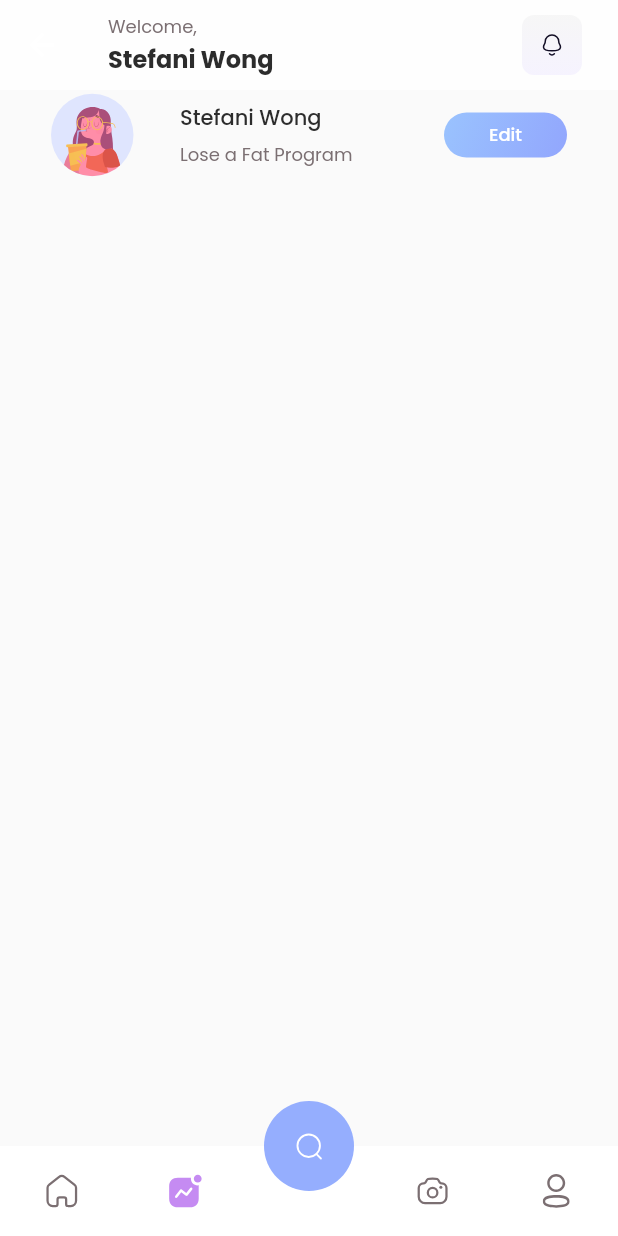
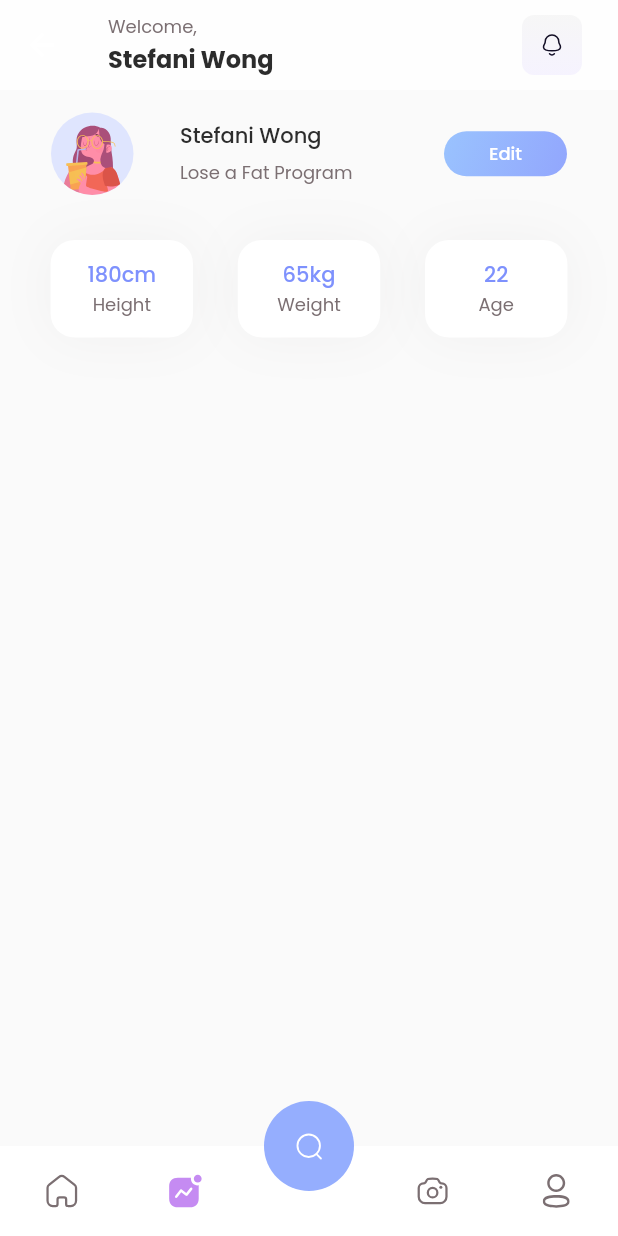
Before and after one commit to veropov/Train, a Flutter app: the Page_BMIndex screen opened directly, item 2 of the bottom bar chosen, on a phone screen of 412 x 824 dp. Run offline on Flutter 3.47's test engine with Material 2 defaults, Android fonts, the phone set to English and light mode, and no system bars; our stand-ins replace carousel_slider, fl_chart, flutter_svg, lite_rolling_switch, percent_indicator.

Commit message:
update person profile page

```diff
--- a/lib/pages/DashBoard/FirstPage/Page_BMIndex.dart
+++ b/lib/pages/DashBoard/FirstPage/Page_BMIndex.dart
@@ -7,6 +7,43 @@ import 'package:aga/pages/DashBoard/FirstPage/DashBoard_firstPage.dart';
 import 'package:aga/pages/DashBoard/FirstPage/HomePage.dart';
 import 'package:aga/pages/person_profile.dart';
 
+
+
+
+Widget AppFuck(context) => AppBar(
+  toolbarHeight: 60,
+  title: Text('Body mass index', style: const TextStyle(fontSize: 14, height: 1.5, fontWeight: FontWeight.w600, fontFamily: "Poppins", color: Color.fromARGB(255, 44, 44, 44))),
+  titleTextStyle: TextStyle(),
+  elevation: 0,
+  backgroundColor: Color.fromARGB(220, 255, 255, 255),
+  leading: Stack(
+    alignment: Alignment.center,
+    children: [Container(
+      margin: const EdgeInsets.only(left: 20),
+      width: 40,
+      height: 40,
+      decoration: BoxDecoration(
+        gradient: const LinearGradient(colors: [Color.fromARGB(121, 238, 238, 238), Color.fromARGB(134, 238, 233, 255)],
+          begin: Alignment.topCenter,
+          end: Alignment.bottomCenter
+        ),
+        borderRadius: BorderRadius.circular(8)
+      )
+    ),
+    Container(
+      margin: const EdgeInsets.only(left: 20),
+      child: IconButton(
+        icon: SvgPicture.asset('assets/icons/Arrow - Left_light.svg', height: 16),
+        splashRadius: 16,
+        onPressed: () {
+          Navigator.pop(context);
+        }
+      )
+    )
+  ],)
+);
+
+
 class Page_BMIndex extends StatefulWidget {
   const Page_BMIndex({Key? key}) : super(key: key);
 
@@ -15,12 +52,9 @@ class Page_BMIndex extends StatefulWidget {
 }
 
 class _Page_BMIndexState extends State<Page_BMIndex> {
-  bool HideText = true;
-  Widget MoreText() => Text(' the body height, and is expressed in units of kg/m2, resulting from mass in kilograms and height in metres', style: kTextH2Medium);
 
   @override
   Widget build(BuildContext context) {
-    final heightScreen = MediaQuery.of(context).size.height;
 
   void onTap(int index) {
     setState(() {
@@ -29,7 +63,7 @@ class _Page_BMIndexState extends State<Page_BMIndex> {
   }
 
     widgetList() {
-    if (currentIndex == 0) {return BodyMassIndex(heightScreen, HideText, setState);}
+    if (currentIndex == 0) {return BodyMassIndex();}
     if (currentIndex == 1) {return Profile();}
     if (currentIndex == 3) {return Home();}
     if (currentIndex == 4) {return Profile();}
@@ -82,7 +116,21 @@ class _Page_BMIndexState extends State<Page_BMIndex> {
   }
 }
 
-Widget BodyMassIndex(heightScreen, HideText, setState) => SingleChildScrollView(
+class BodyMassIndex extends StatefulWidget {
+  const BodyMassIndex({Key? key}) : super(key: key);
+
+  @override
+  State<BodyMassIndex> createState() => _BodyMassIndexState();
+}
+
+class _BodyMassIndexState extends State<BodyMassIndex> {
+  bool HideText = true;
+
+  @override
+  Widget build(BuildContext context) {
+  final heightScreen = MediaQuery.of(context).size.height;
+
+    return SingleChildScrollView(
       child: Column(
         mainAxisAlignment: MainAxisAlignment.start,
         crossAxisAlignment: CrossAxisAlignment.start,
@@ -154,36 +202,5 @@ Widget BodyMassIndex(heightScreen, HideText, setState) => SingleChildScrollView(
         ),
       ],),
     );
-
-Widget AppFuck(context) => AppBar(
-  toolbarHeight: 60,
-  title: Text('Body mass index', style: const TextStyle(fontSize: 14, height: 1.5, fontWeight: FontWeight.w600, fontFamily: "Poppins", color: Color.fromARGB(255, 44, 44, 44))),
-  titleTextStyle: TextStyle(),
-  elevation: 0,
-  backgroundColor: Color.fromARGB(220, 255, 255, 255),
-  leading: Stack(
-    alignment: Alignment.center,
-    children: [Container(
-      margin: const EdgeInsets.only(left: 20),
-      width: 40,
-      height: 40,
-      decoration: BoxDecoration(
-        gradient: const LinearGradient(colors: [Color.fromARGB(121, 238, 238, 238), Color.fromARGB(134, 238, 233, 255)],
-          begin: Alignment.topCenter,
-          end: Alignment.bottomCenter
-        ),
-        borderRadius: BorderRadius.circular(8)
-      )
-    ),
-    Container(
-      margin: const EdgeInsets.only(left: 20),
-      child: IconButton(
-        icon: SvgPicture.asset('assets/icons/Arrow - Left_light.svg', height: 16),
-        splashRadius: 16,
-        onPressed: () {
-          Navigator.pop(context);
   }
-      )
-    )
-  ],)
-);
+}
--- a/lib/pages/person_profile.dart
+++ b/lib/pages/person_profile.dart
@@ -65,9 +65,7 @@ class _ProfileState extends State<Profile> {
 Widget Avatar() => Column(
   children: [
     Container(
-      margin: EdgeInsets.symmetric(horizontal: 30),
-      height: 60,
-      width: double.infinity,
+      margin: EdgeInsets.symmetric(horizontal: 30, vertical: 15),
       child: Row(
         mainAxisAlignment: MainAxisAlignment.spaceAround,
         crossAxisAlignment: CrossAxisAlignment.center,
@@ -119,10 +117,79 @@ Widget Avatar() => Column(
           )],
       ),
     ),
-    Row(
-      children: [
-
-      ],
+    Container(
+      margin: EdgeInsets.symmetric(horizontal: 30, vertical: 15),
+      child: Row(
+        mainAxisAlignment: MainAxisAlignment.spaceAround,
+        crossAxisAlignment: CrossAxisAlignment.center,
+        children: [
+          Container(
+            width: 95,
+            height: 65,
+            decoration: BoxDecoration(
+              borderRadius: BorderRadius.circular(16),
+              color: Colors.white,
+              boxShadow: [
+                  const BoxShadow(
+                    color: Color.fromARGB(10, 15, 5, 5),
+                    blurRadius: 30,
+                  )
+                ]
+            ),
+            child: Column(
+              mainAxisAlignment: MainAxisAlignment.center,
+              crossAxisAlignment: CrossAxisAlignment.center,
+              children: [
+                Text('180cm', style: TextStyle(fontSize: 14, height: 1.5, fontWeight: FontWeight.w500, fontFamily: "Poppins", color: Color.fromARGB(255, 126, 145, 253))),
+                Text('Height', style: TextStyle(fontSize: 12, height: 1.5, fontWeight: FontWeight.w400, fontFamily: "Poppins", color: kGray100))
+            ],)
+          ),
+          SizedBox(width: 15),
+          Container(
+            width: 95,
+            height: 65,
+            decoration: BoxDecoration(
+              borderRadius: BorderRadius.circular(16),
+              color: Colors.white,
+              boxShadow: [
+                  const BoxShadow(
+                    color: Color.fromARGB(10, 15, 5, 5),
+                    blurRadius: 30,
+                  )
+                ]
+            ),
+            child: Column(
+              mainAxisAlignment: MainAxisAlignment.center,
+              crossAxisAlignment: CrossAxisAlignment.center,
+              children: [
+                Text('65kg', style: TextStyle(fontSize: 14, height: 1.5, fontWeight: FontWeight.w500, fontFamily: "Poppins", color: Color.fromARGB(255, 126, 145, 253))),
+                Text('Weight', style: TextStyle(fontSize: 12, height: 1.5, fontWeight: FontWeight.w400, fontFamily: "Poppins", color: kGray100))
+            ],)
+          ),
+          SizedBox(width: 15),
+          Container(
+            width: 95,
+            height: 65,
+            decoration: BoxDecoration(
+              borderRadius: BorderRadius.circular(16),
+              color: Colors.white,
+              boxShadow: [
+                  const BoxShadow(
+                    color: Color.fromARGB(10, 15, 5, 5),
+                    blurRadius: 30,
+                  )
+                ]
+            ),
+            child: Column(
+              mainAxisAlignment: MainAxisAlignment.center,
+              crossAxisAlignment: CrossAxisAlignment.center,
+              children: [
+                Text('22', style: TextStyle(fontSize: 14, height: 1.5, fontWeight: FontWeight.w500, fontFamily: "Poppins", color: Color.fromARGB(255, 126, 145, 253))),
+                Text('Age', style: TextStyle(fontSize: 12, height: 1.5, fontWeight: FontWeight.w400, fontFamily: "Poppins", color: kGray100))
+            ],)
+          ),
+        ],
+      ),
     )
   ],
 );
```
Lines whose indentation alone changed are shown as unchanged.
